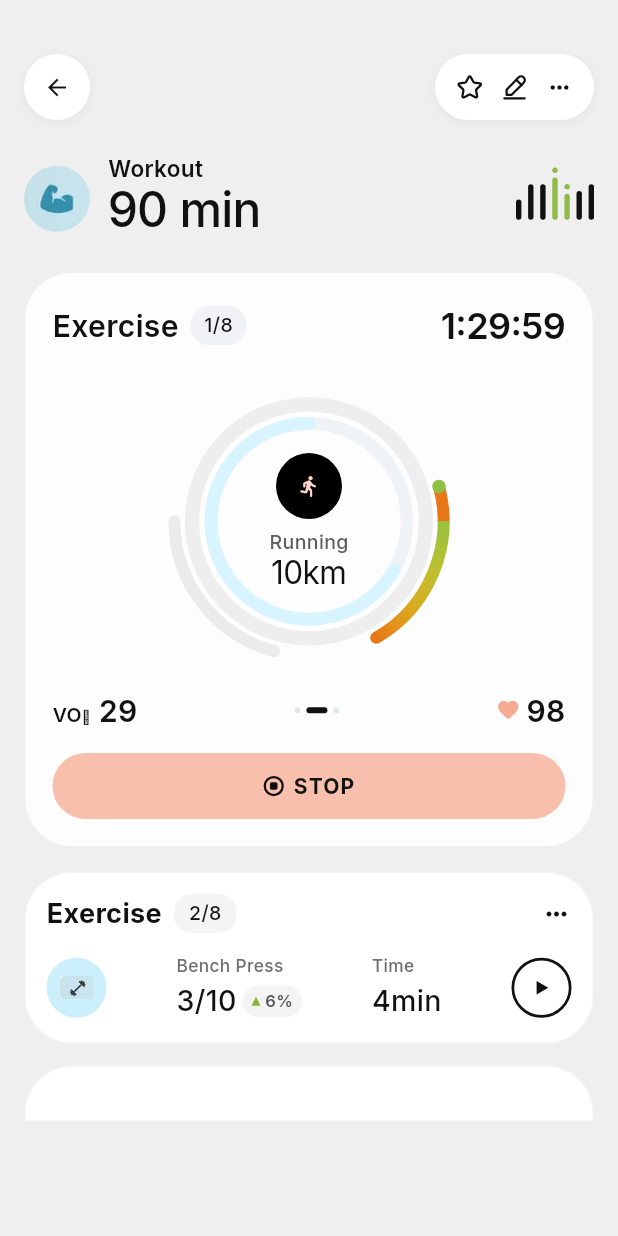
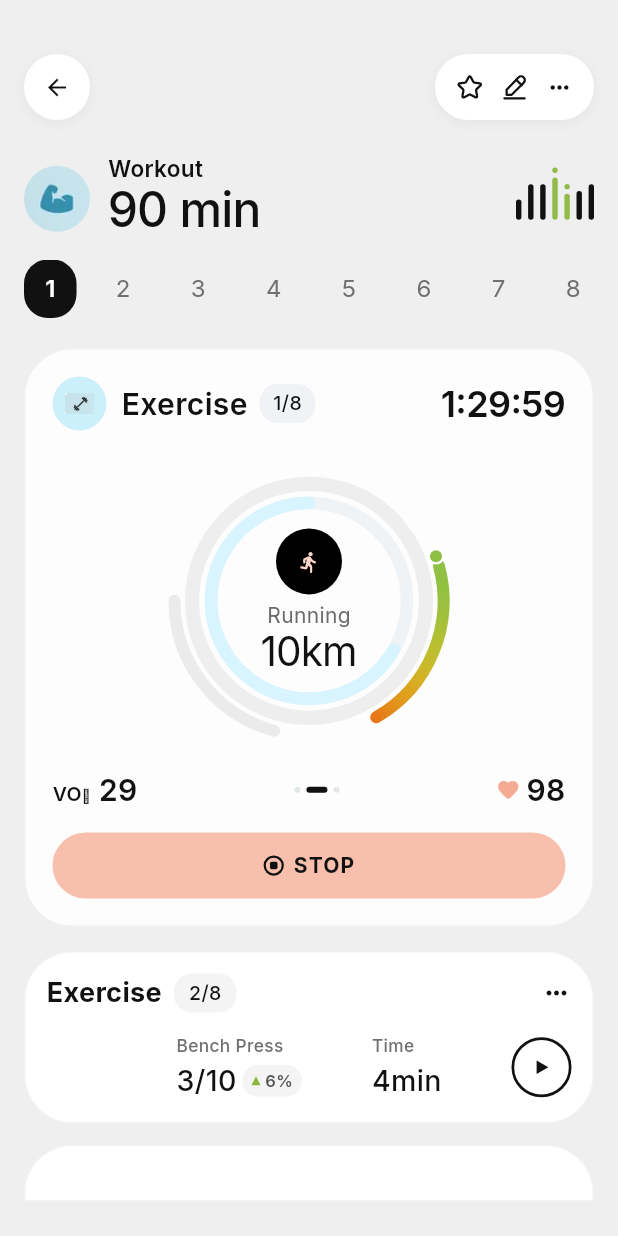
Before and after one commit to RoshiniRavi05/YuviFlutterChallenge, a Flutter app: the screen it shows after launch, after a tap on "Exercises", on a phone screen of 412 x 824 dp. Run offline on Flutter 3.47's test engine with Material 3 defaults, Android fonts, the phone set to English and light mode, and no system bars; our stand-ins replace flutter_svg, google_fonts.

Commit message:
Final Day:Updated  the changes in the workout screen included horizontal scrolling and placement of dumbell icon and gradient change in the progress ring

```diff
--- a/day4/lib/screens/workout_screen.dart
+++ b/day4/lib/screens/workout_screen.dart
@@ -1,9 +1,9 @@
 import 'package:flutter/material.dart';
-
 import '../constants/colors.dart';
 import '../widgets/custom_app_bar.dart';
 import '../widgets/exercise_2_card.dart';
 import '../widgets/exercise_card.dart';
+import '../widgets/number_selector.dart';
 import '../widgets/workout_header.dart';
 
 /// Refined Workout Details Dashboard screen for Day 4 (complete version with Exercise 2/8 card and peeking bottom section).
@@ -28,7 +28,10 @@ class WorkoutScreen extends StatelessWidget {
                 ),
                 const SizedBox(height: 24.0),
                 const WorkoutHeader(),
-                const SizedBox(height: 24.0),
+                const SizedBox(height: 16.0),
+                const NumberSelector(),
+                const SizedBox(height: 20.0),
+
                 const ExerciseCard(),
                 const SizedBox(height: 16.0),
                 const Exercise2Card(),
--- a/day4/lib/widgets/exercise_2_card.dart
+++ b/day4/lib/widgets/exercise_2_card.dart
@@ -78,10 +78,10 @@ class Exercise2Card extends StatelessWidget {
             mainAxisAlignment: MainAxisAlignment.spaceBetween,
             crossAxisAlignment: CrossAxisAlignment.center,
             children: [
-              // Section 1: Dumbbell Icon Circle (40x40 Light Cyan Circle)
-              const _DumbbellIcon(size: 40.0),
+              // Preserved slot space so position of Bench Press column does not change
+              const SizedBox(width: 40.0),
 
-              // Section 2: Bench Press Column ("Bench Press", "3/10 ▲ 6%")
+              // Section 1: Bench Press Column ("Bench Press", "3/10 ▲ 6%")
               Column(
                 crossAxisAlignment: CrossAxisAlignment.start,
                 mainAxisSize: MainAxisSize.min,
@@ -192,31 +192,6 @@ class Exercise2Card extends StatelessWidget {
   }
 }
 
-class _DumbbellIcon extends StatelessWidget {
-  final double size;
-
-  const _DumbbellIcon({this.size = 40.0});
-
-  @override
-  Widget build(BuildContext context) {
-    return Container(
-      width: size,
-      height: size,
-      decoration: const BoxDecoration(
-        color: Color(0xFFCBEFFB),
-        shape: BoxShape.circle,
-      ),
-      alignment: Alignment.center,
-      child: Image.asset(
-        'assets/images/dumbbell.png',
-        width: size * 0.54,
-        height: size * 0.54,
-        fit: BoxFit.contain,
-      ),
-    );
-  }
-}
-
 class _UpwardTrianglePainter extends CustomPainter {
   final Color color;
 
--- a/day4/lib/widgets/exercise_card.dart
+++ b/day4/lib/widgets/exercise_card.dart
@@ -32,7 +32,13 @@ class ExerciseCard extends StatelessWidget {
             mainAxisAlignment: MainAxisAlignment.spaceBetween,
             crossAxisAlignment: CrossAxisAlignment.center,
             children: [
-              // "Exercise" title & "1/8" pill badge
+              // Dumbbell icon + "Exercise" title & "1/8" pill badge
+              Row(
+                mainAxisSize: MainAxisSize.min,
+                crossAxisAlignment: CrossAxisAlignment.center,
+                children: [
+                  const _DumbbellIcon(size: 36.0),
+                  const SizedBox(width: 10.0),
                   Row(
                     mainAxisSize: MainAxisSize.min,
                     crossAxisAlignment: CrossAxisAlignment.center,
@@ -55,6 +61,8 @@ class ExerciseCard extends StatelessWidget {
                           '1/8',
                           style: AppTypography.exerciseBadge,
                         ),
+                      ),
+                    ],
                   ),
                 ],
               ),
@@ -258,6 +266,32 @@ class _StopSymbolPainter extends CustomPainter {
   bool shouldRepaint(covariant CustomPainter oldDelegate) => false;
 }
 
+class _DumbbellIcon extends StatelessWidget {
+  final double size;
+
+  const _DumbbellIcon({this.size = 40.0});
+
+  @override
+  Widget build(BuildContext context) {
+    return Container(
+      width: size,
+      height: size,
+      decoration: const BoxDecoration(
+        color: Color(0xFFCBEFFB),
+        shape: BoxShape.circle,
+      ),
+      alignment: Alignment.center,
+      child: Image.asset(
+        'assets/images/dumbbell.png',
+        width: size * 0.54,
+        height: size * 0.54,
+        fit: BoxFit.contain,
+      ),
+    );
+  }
+}
+
+
 /// Pixel-perfect 4-layer circular progress gauge component matching reference UI.
 class _CircularProgressGauge extends StatelessWidget {
   final double size;
@@ -302,26 +336,26 @@ class _CircularProgressGauge extends StatelessWidget {
                   ),
                 ),
               ),
-              const SizedBox(height: 8.0),
-              // "Running" label
+              const SizedBox(height: 6.0),
+              // "Running" label matching sample reference typography
               Text(
                 'Running',
                 style: GoogleFonts.inter(
-                  fontSize: 13.0,
-                  fontWeight: FontWeight.w500,
-                  color: const Color(0xFF5E5E5E),
+                  fontSize: 14.0,
+                  fontWeight: FontWeight.w400,
+                  color: const Color(0xFF6B6B6B),
                   height: 1.1,
                 ),
               ),
-              const SizedBox(height: 2.0),
-              // "10km" value
+              const SizedBox(height: 1.5),
+              // "10km" value matching sample reference prominent 27px font size & letter spacing
               Text(
                 '10km',
                 style: GoogleFonts.inter(
-                  fontSize: 21.0,
+                  fontSize: 27.0,
                   fontWeight: FontWeight.w400,
                   color: const Color(0xFF111111),
-                  letterSpacing: -0.4,
+                  letterSpacing: -0.6,
                   height: 1.1,
                 ),
               ),
@@ -395,13 +429,23 @@ class _GaugeRingsPainter extends CustomPainter {
       ..strokeCap = StrokeCap.round
       ..isAntiAlias = true;
 
+    // Rotate canvas by -90 deg (-pi/2) so start/end angles in rotated space are strictly positive
+    // (75 deg to 150 deg) avoiding 0/360 wrap-around artifacts near top endpoint.
+    canvas.save();
+    canvas.translate(c.dx, c.dy);
+    canvas.rotate(-math.pi * 0.5);
+    canvas.translate(-c.dx, -c.dy);
+
+    const double rotatedStartAngle = math.pi * 0.4167; // 75 deg
+    const double rotatedEndAngle = math.pi * 0.8334;   // 150 deg
+
     // 11-step HSL interpolated gradient for 100% continuous, ultra-smooth color flow
     const Gradient activityGradient = SweepGradient(
       center: Alignment.center,
-      startAngle: startAngle4,
-      endAngle: startAngle4 + sweepAngle4,
+      startAngle: rotatedStartAngle,
+      endAngle: rotatedEndAngle,
       colors: [
-        Color(0xFF8EC045), // Leaf Green
+        Color(0xFF8EC045), // Leaf Green (top)
         Color(0xFF91C142), // Green Step 1
         Color(0xFF98C13F), // Green Step 2
         Color(0xFFA3C13A), // Lime Green
@@ -411,7 +455,7 @@ class _GaugeRingsPainter extends CustomPainter {
         Color(0xFFD7AD22), // Golden Amber
         Color(0xFFDF9E1D), // Amber Orange
         Color(0xFFE48D1A), // Warm Orange
-        Color(0xFFE77717), // Rich Orange
+        Color(0xFFE77717), // Rich Orange (bottom)
       ],
       stops: [
         0.00,
@@ -429,18 +473,28 @@ class _GaugeRingsPainter extends CustomPainter {
     );
 
     activityPaint.shader = activityGradient.createShader(rect4);
-    canvas.drawArc(rect4, startAngle4, sweepAngle4, false, activityPaint);
+    canvas.drawArc(rect4, rotatedStartAngle, sweepAngle4, false, activityPaint);
+    canvas.restore();
 
-    // Green Dot attached perfectly at the TOP endpoint of the colored arc (1:30 position)
-    final double dotX = center + r4 * math.cos(startAngle4);
-    final double dotY = center + r4 * math.sin(startAngle4);
+    // Green Dot positioned above the top endpoint of the colored arc with a white separation gap
+    const double dotAngle = startAngle4 - 0.075; // Positioned slightly above top cap
+    final double dotX = center + r4 * math.cos(dotAngle);
+    final double dotY = center + r4 * math.sin(dotAngle);
+
+    // Crisp white background halo/ring underneath green dot for exact white separation gap
+    final Paint whiteGapPaint = Paint()
+      ..color = const Color(0xFFFFFFFF)
+      ..style = PaintingStyle.fill
+      ..isAntiAlias = true;
+
+    canvas.drawCircle(Offset(dotX, dotY), 5.5, whiteGapPaint);
 
     final Paint greenDotPaint = Paint()
       ..color = const Color(0xFF8EC045)
       ..style = PaintingStyle.fill
       ..isAntiAlias = true;
 
-    canvas.drawCircle(Offset(dotX, dotY), 4.5, greenDotPaint);
+    canvas.drawCircle(Offset(dotX, dotY), 4.0, greenDotPaint);
 
     // ── 4. LEFT GREY QUARTER ARC ─────────────────────────────────────────────
     // Starts at 6:30 o'clock position (105 deg) and ends at 9:00 o'clock position (180 deg)
--- /dev/null
+++ b/day4/lib/widgets/number_selector.dart
@@ -0,0 +1,68 @@
+import 'package:flutter/material.dart';
+import 'package:google_fonts/google_fonts.dart';
+
+import '../constants/colors.dart';
+
+/// A horizontal scrollable number selector displaying numbers from 1 to 100.
+class NumberSelector extends StatefulWidget {
+  final int initialSelectedNumber;
+  final ValueChanged<int>? onNumberSelected;
+
+  const NumberSelector({
+    super.key,
+    this.initialSelectedNumber = 1,
+    this.onNumberSelected,
+  });
+
+  @override
+  State<NumberSelector> createState() => _NumberSelectorState();
+}
+
+class _NumberSelectorState extends State<NumberSelector> {
+  late int _selectedNumber;
+  final List<int> _numbers = List.generate(100, (index) => index + 1);
+
+  @override
+  void initState() {
+    super.initState();
+    _selectedNumber = widget.initialSelectedNumber;
+  }
+
+  @override
+  Widget build(BuildContext context) {
+    return SingleChildScrollView(
+      scrollDirection: Axis.horizontal,
+      physics: const BouncingScrollPhysics(),
+      child: Row(
+        children: _numbers.map((number) {
+          final isSelected = number == _selectedNumber;
+          return GestureDetector(
+            onTap: () {
+              setState(() {
+                _selectedNumber = number;
+              });
+              widget.onNumberSelected?.call(number);
+            },
+            child: AnimatedContainer(
+              duration: const Duration(milliseconds: 200),
+              margin: const EdgeInsets.only(right: 12.0),
+              padding: const EdgeInsets.symmetric(horizontal: 14.0, vertical: 8.0),
+              decoration: BoxDecoration(
+                color: isSelected ? AppColors.textDark : Colors.transparent,
+                borderRadius: BorderRadius.circular(16.0),
+              ),
+              child: Text(
+                '$number',
+                style: GoogleFonts.inter(
+                  fontSize: 16.0,
+                  fontWeight: isSelected ? FontWeight.w600 : FontWeight.w400,
+                  color: isSelected ? Colors.white : AppColors.textGray,
+                ),
+              ),
+            ),
+          );
+        }).toList(),
+      ),
+    );
+  }
+}
--- a/day4/lib/widgets/workout_header.dart
+++ b/day4/lib/widgets/workout_header.dart
@@ -14,6 +14,7 @@ class WorkoutHeader extends StatelessWidget {
     this.title = 'Workout',
     this.durationText = '90 min',
   });
+
 
   @override
   Widget build(BuildContext context) {
@@ -56,5 +57,7 @@ class WorkoutHeader extends StatelessWidget {
         ),
       ],
     );
+
+
   }
 }
```
Lines whose indentation alone changed are shown as unchanged.
